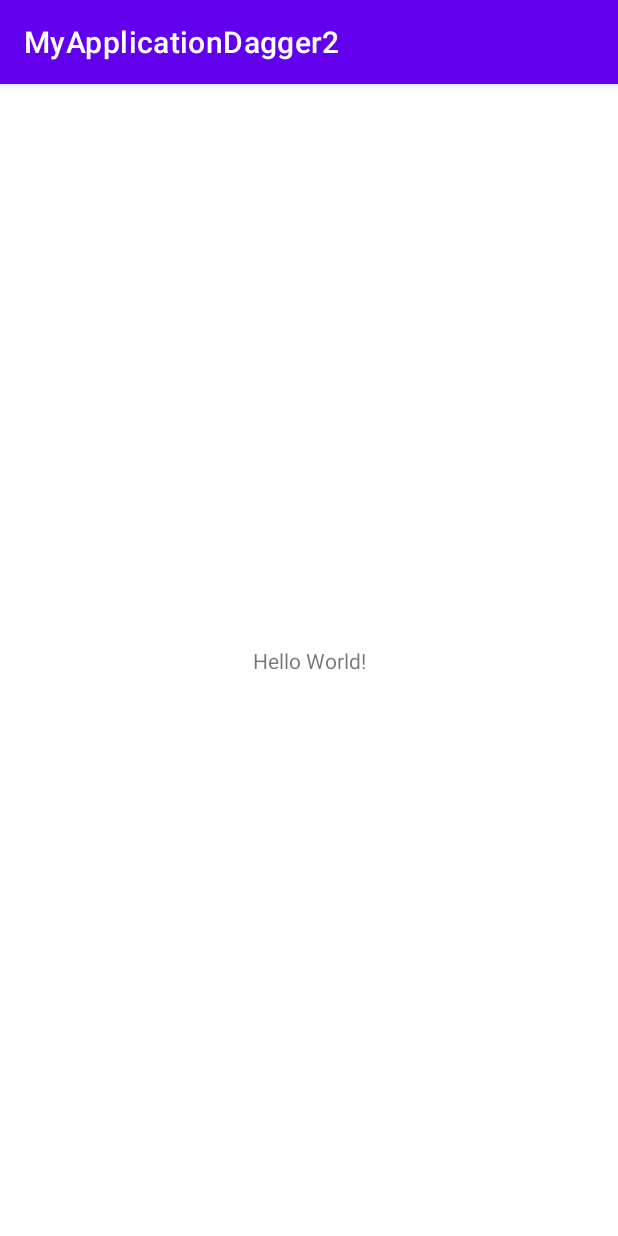
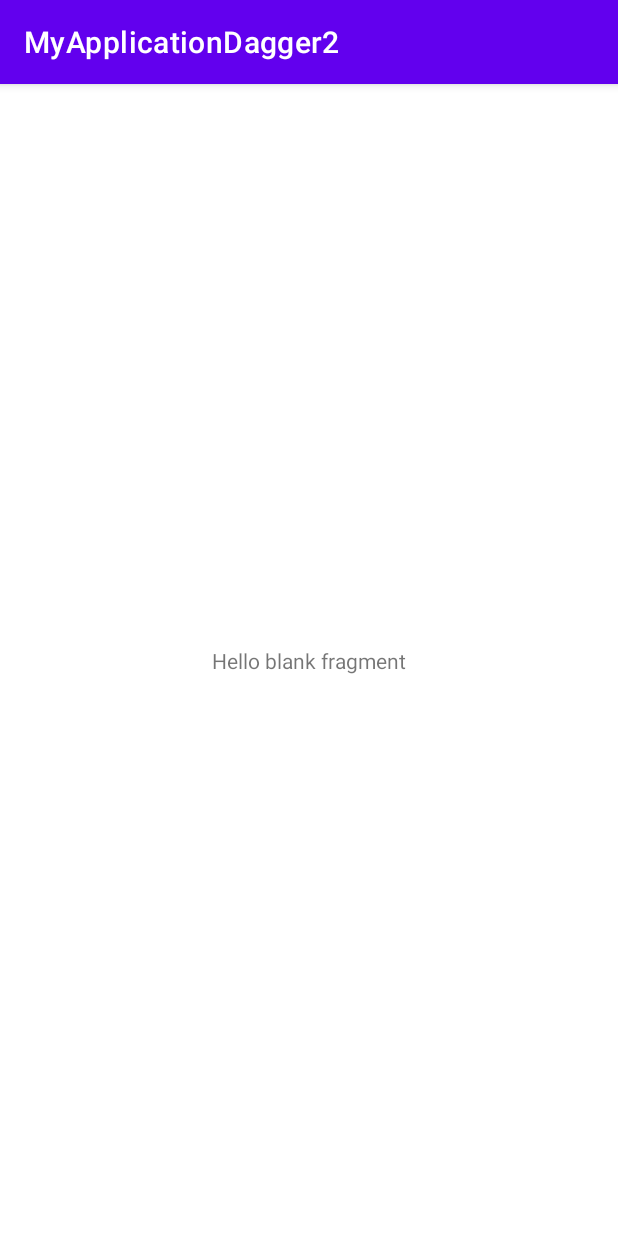
Before and after one commit to Pokhyl/MyApplicationDagger2, an Android app: the screen it shows after launch (MainActivity), on a phone screen of 412 x 824 dp. Run offline under Robolectric (Android 15) with nearby library versions, the phone set to English and light mode, and no system bars; our stand-ins replace Dagger/Hilt's generated code.

```diff
--- a/app/src/main/java/com/example/myapplicationdagger2/BlankFragment.kt
+++ b/app/src/main/java/com/example/myapplicationdagger2/BlankFragment.kt
@@ -6,21 +6,25 @@ import androidx.fragment.app.Fragment
 import android.view.LayoutInflater
 import android.view.View
 import android.view.ViewGroup
+import javax.inject.Inject
 
 
 class BlankFragment : Fragment() {
-
-
+    lateinit @Inject var cat: Cat
+    lateinit @Inject var dog: Dog
     override fun onCreateView(
         inflater: LayoutInflater, container: ViewGroup?,
         savedInstanceState: Bundle?
     ): View? {
         // Inflate the layout for this fragment
-        return inflater.inflate(R.layout.fragment_blank, container, false)
+        var view = inflater.inflate(R.layout.fragment_blank, container, false)
+        println("$dog ............................................")
+        return view
     }
 
     override fun onAttach(activity: Activity) {
         super.onAttach(activity)
         (activity as MainActivity).myComponent.inject(this)
+        println("$cat ????????????????????????????????????")
     }
 }
--- /dev/null
+++ b/app/src/main/java/com/example/myapplicationdagger2/Cat.kt
@@ -0,0 +1,7 @@
+package com.example.myapplicationdagger2
+
+import javax.inject.Inject
+
+class Cat @Inject constructor() {
+
+}
--- /dev/null
+++ b/app/src/main/java/com/example/myapplicationdagger2/Dog.kt
@@ -0,0 +1,4 @@
+package com.example.myapplicationdagger2
+
+class Dog(var name: String, var age: Int) {
+}
--- a/app/src/main/java/com/example/myapplicationdagger2/MainActivity.kt
+++ b/app/src/main/java/com/example/myapplicationdagger2/MainActivity.kt
@@ -5,10 +5,12 @@ import android.os.Bundle
 import javax.inject.Inject
 
 class MainActivity : AppCompatActivity() {
-@Inject lateinit var myComponent: MyComponent
+lateinit @Inject var myComponent: MyComponent
+lateinit @Inject var cat: Cat
     override fun onCreate(savedInstanceState: Bundle?) {
         (applicationContext as MyApplication).component.inject(this)
         super.onCreate(savedInstanceState)
         setContentView(R.layout.activity_main)
+        println("$cat !!!!!!!!!!!!!!!!!!!!!!!!")
     }
 }
--- a/app/src/main/java/com/example/myapplicationdagger2/MyComponent.kt
+++ b/app/src/main/java/com/example/myapplicationdagger2/MyComponent.kt
@@ -1,9 +1,20 @@
 package com.example.myapplicationdagger2
 
+import android.content.Context
+import dagger.BindsInstance
 import dagger.Component
 
-@Component
+
+@Component(modules = [MyModule::class])
 interface MyComponent {
+    // Factory to create instances of the AppComponent
+//    @Component.Factory
+//    interface Factory {
+//        // With @BindsInstance, the Context passed in will be available in the graph
+//        fun create(@BindsInstance context: Context): MyComponent
+//    }
+    // Types that can be retrieved from the graph
+    //fun registrationComponent(): RegistrationComponent.Factory
     fun inject(mainActivity: MainActivity)
     fun inject(blankFragment: BlankFragment)
 }
--- /dev/null
+++ b/app/src/main/java/com/example/myapplicationdagger2/MyModule.kt
@@ -0,0 +1,12 @@
+package com.example.myapplicationdagger2
+
+import dagger.Module
+import dagger.Provides
+
+@Module
+class MyModule {
+    @Provides
+    fun createDog(): Dog{
+        return Dog("bobic", 5 )
+    }
+}
--- a/app/src/main/res/layout/activity_main.xml
+++ b/app/src/main/res/layout/activity_main.xml
@@ -6,13 +6,14 @@
     android:layout_height="match_parent"
     tools:context=".MainActivity">
 
-    <TextView
+    <androidx.fragment.app.FragmentContainerView
+        android:id="@+id/fragmentContainerView"
+        android:name="com.example.myapplicationdagger2.BlankFragment"
         android:layout_width="wrap_content"
         android:layout_height="wrap_content"
-        android:text="Hello World!"
         app:layout_constraintBottom_toBottomOf="parent"
-        app:layout_constraintLeft_toLeftOf="parent"
-        app:layout_constraintRight_toRightOf="parent"
+        app:layout_constraintEnd_toEndOf="parent"
+        app:layout_constraintStart_toStartOf="parent"
         app:layout_constraintTop_toTopOf="parent" />
 
 </androidx.constraintlayout.widget.ConstraintLayout>
```
